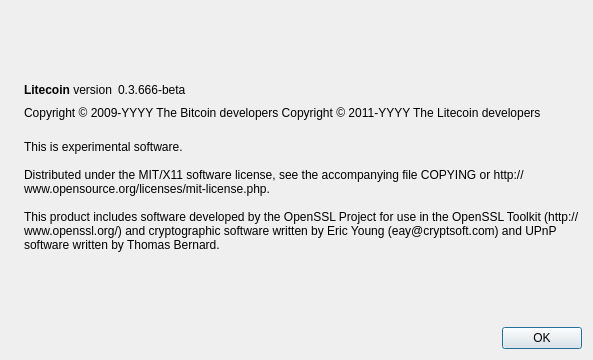
Qt form src/qt/forms/aboutdialog.ui (GaelCoin/GaelCoin) before a commit.
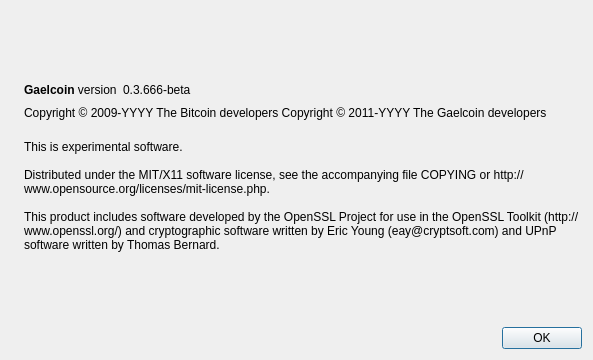
The same form after that commit. Icons and pictures are not drawn.

```diff
--- a/src/qt/forms/aboutdialog.ui
+++ b/src/qt/forms/aboutdialog.ui
@@ -50,7 +50,7 @@
           <cursorShape>IBeamCursor</cursorShape>
          </property>
          <property name="text">
-          <string>&lt;b&gt;Litecoin&lt;/b&gt; version</string>
+          <string>&lt;b&gt;Gaelcoin&lt;/b&gt; version</string>
          </property>
          <property name="textInteractionFlags">
           <set>Qt::LinksAccessibleByMouse|Qt::TextSelectableByKeyboard|Qt::TextSelectableByMouse</set>
@@ -92,7 +92,7 @@
        </property>
        <property name="text">
         <string notr="true">Copyright &amp;copy; 2009-YYYY The Bitcoin developers
-Copyright &amp;copy; 2011-YYYY The Litecoin developers</string>
+Copyright &amp;copy; 2011-YYYY The Gaelcoin developers</string>
        </property>
        <property name="textFormat">
         <enum>Qt::RichText</enum>
```
Left out of the diff: 2 changed lines with no effect on the pictures.
